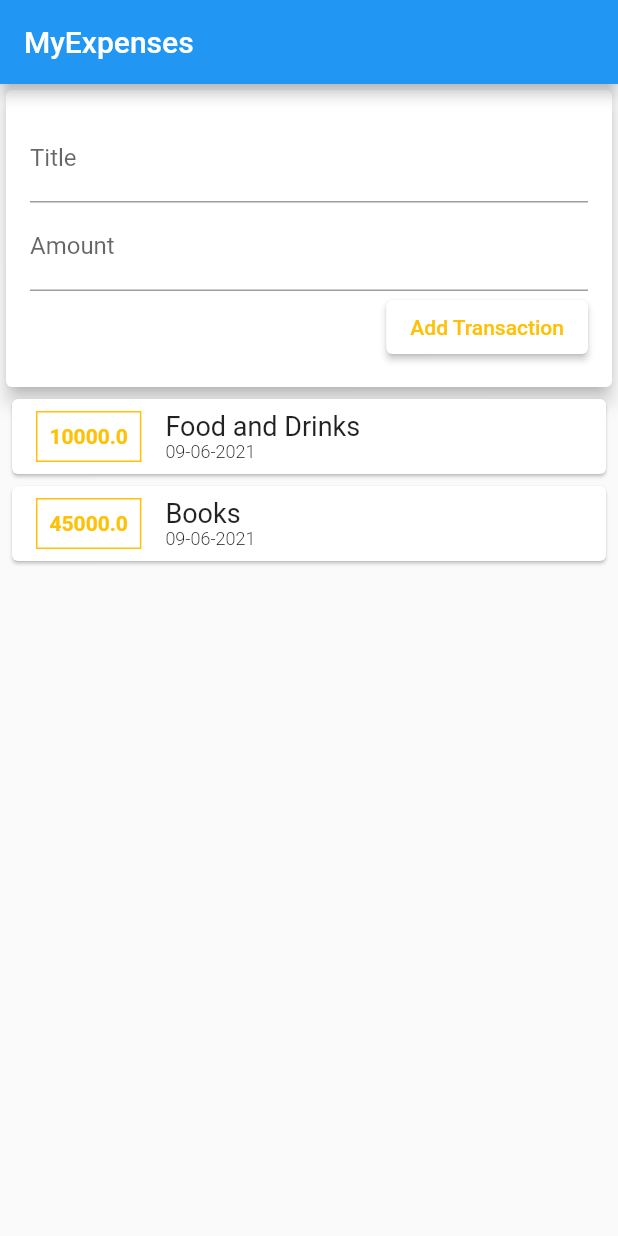
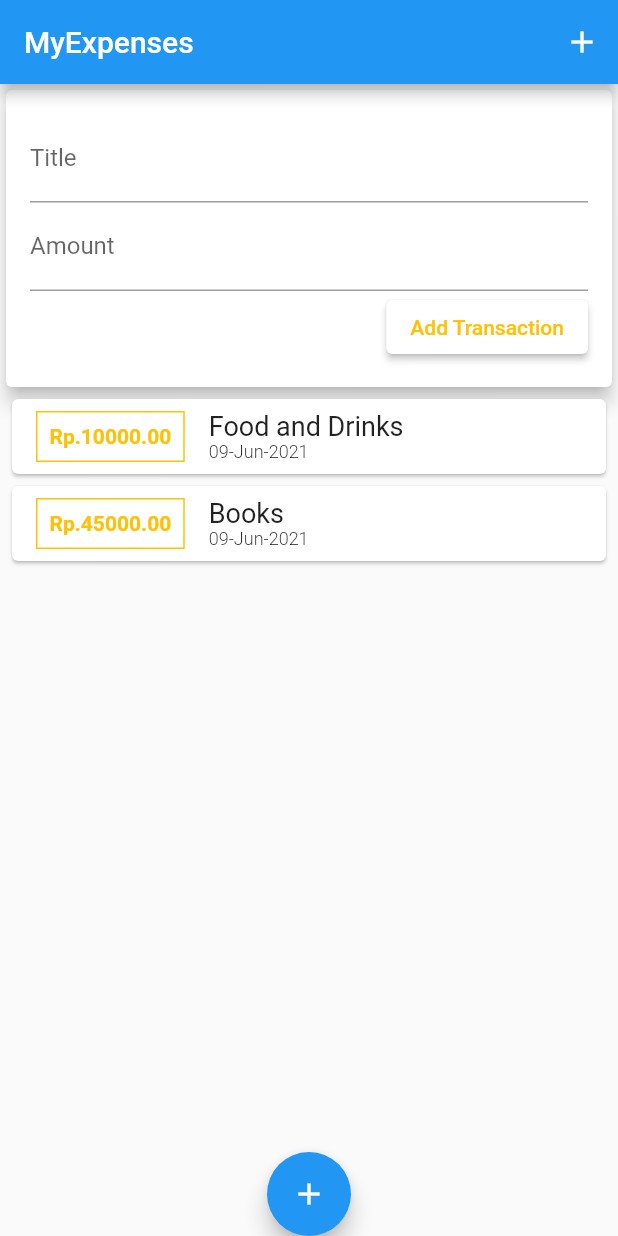
Before and after one commit to MuGhz/flutter_course, a Flutter app: the screen it shows after launch, after a tap on "Add Transaction", on a phone screen of 412 x 824 dp. Run offline on Flutter 3.47's test engine with Material 2 defaults, Android fonts, the phone set to English and light mode, and no system bars.

Commit message:
add floating button and onsubmit textfield

```diff
--- a/expenses_app/lib/main.dart
+++ b/expenses_app/lib/main.dart
@@ -23,6 +23,14 @@ class HomePage extends StatelessWidget {
     return Scaffold(
         appBar: AppBar(
           title: Text('MyExpenses'),
+          actions: <Widget>[
+            IconButton(onPressed: () {}, icon: Icon(Icons.add))
+          ],
+        ),
+        floatingActionButtonLocation: FloatingActionButtonLocation.centerDocked,
+        floatingActionButton: FloatingActionButton(
+          onPressed: () {},
+          child: Icon(Icons.add),
         ),
         body: SingleChildScrollView(child: UserTransactions()));
   }
--- a/expenses_app/lib/widgets/expense_item.dart
+++ b/expenses_app/lib/widgets/expense_item.dart
@@ -21,7 +21,7 @@ class ExpenseItem extends StatelessWidget {
                 width: 1.0,
               ),
             ),
-            child: Text(transaction.amount.toString(),
+            child: Text('Rp.${transaction.amount.toStringAsFixed(2)}',
                 style: TextStyle(
                     fontWeight: FontWeight.bold,
                     fontSize: 14,
@@ -35,7 +35,7 @@ class ExpenseItem extends StatelessWidget {
                 style: TextStyle(fontSize: 18),
               ),
               Text(
-                DateFormat('dd-MM-yyyy').format(transaction.time),
+                DateFormat('dd-MMM-yyyy').format(transaction.time),
                 style: TextStyle(fontSize: 12, fontWeight: FontWeight.w300),
               )
             ],
--- a/expenses_app/lib/widgets/new_transaction.dart
+++ b/expenses_app/lib/widgets/new_transaction.dart
@@ -6,6 +6,14 @@ class NewTransaction extends StatelessWidget {
   final Function addTx;
 
   NewTransaction(this.addTx);
+  void submitData() {
+    final titleText = titleController.text;
+    final amountText = double.parse(amountController.text);
+    if (titleText.isEmpty || amountText <= 0) {
+      return;
+    }
+    addTx(titleText, amountText);
+  }
 
   @override
   Widget build(BuildContext context) {
@@ -20,18 +28,18 @@ class NewTransaction extends StatelessWidget {
             TextField(
               decoration: InputDecoration(labelText: 'Title'),
               controller: titleController,
+              keyboardType: TextInputType.text,
+              onSubmitted: (_) => submitData(),
             ),
             TextField(
-              decoration: InputDecoration(labelText: 'Amount'),
-              controller: amountController,
-            ),
+                decoration: InputDecoration(labelText: 'Amount'),
+                controller: amountController,
+                keyboardType: TextInputType.number,
+                onSubmitted: (_) => submitData()),
             ElevatedButton(
                 style: ButtonStyle(
                     backgroundColor: MaterialStateProperty.all(Colors.white)),
-                onPressed: () {
-                  addTx(titleController.text,
-                      double.parse(amountController.text));
-                },
+                onPressed: submitData,
                 child: Text(
                   'Add Transaction',
                   style: TextStyle(color: Colors.amber),
--- a/expenses_app/lib/widgets/transaction_list.dart
+++ b/expenses_app/lib/widgets/transaction_list.dart
@@ -8,8 +8,14 @@ class TransactionList extends StatelessWidget {
 
   @override
   Widget build(BuildContext context) {
-    return Column(
-      children: transactions.map((e) => ExpenseItem(transaction: e)).toList(),
+    return Container(
+      height: 300,
+      child: ListView.builder(
+        itemBuilder: (ctx, index) {
+          return ExpenseItem(transaction: transactions[index]);
+        },
+        itemCount: transactions.length,
+      ),
     );
   }
 }
```
